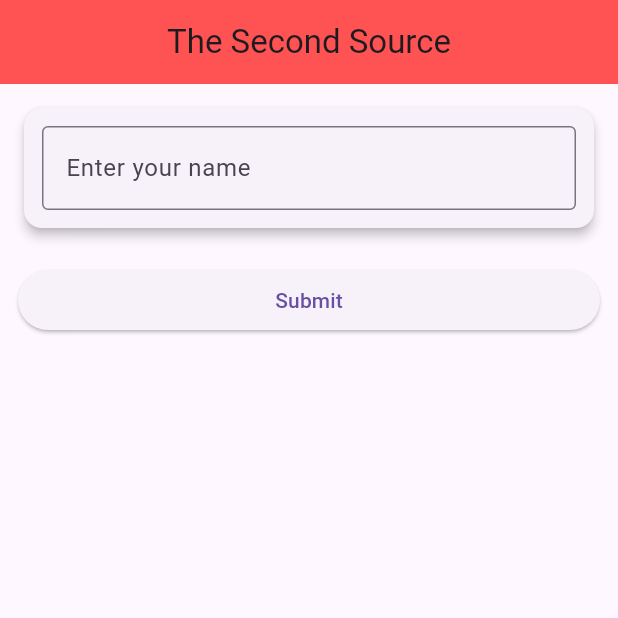
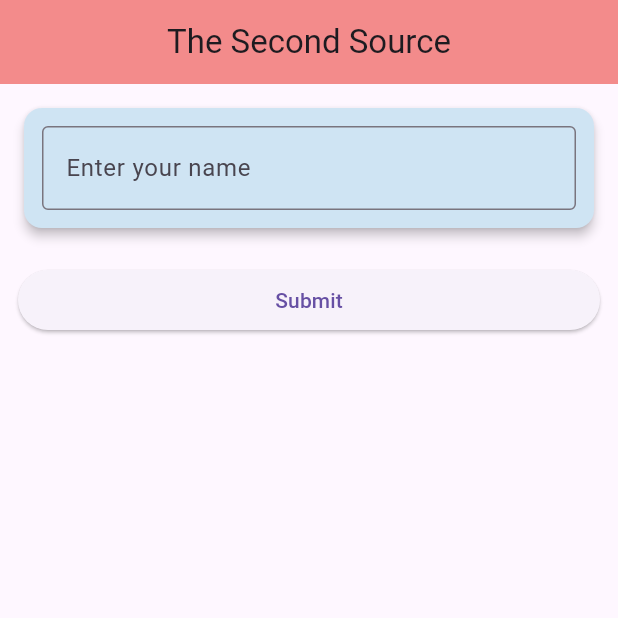
Before and after one commit to mdsamiulhaq03/fultter_test1, a Flutter app: the screen it shows after launch, on a phone screen of 412 x 824 dp, the top half of it. Run offline on Flutter 3.47's test engine with Material 3 defaults, Android fonts, the phone set to English and light mode, and no system bars.

Commit message:
Refactor WelcomePage UI: use const constructors for improved performance and consistency

```diff
--- a/flutter_test_1/lib/main.dart
+++ b/flutter_test_1/lib/main.dart
@@ -34,8 +34,8 @@ class _WelcomePageState extends State<WelcomePage> {
   Widget build(BuildContext context) {
     return Scaffold(
       appBar: AppBar(
-        title: Text('The Second Source'),
-        backgroundColor: Colors.redAccent,
+        title: const Text('The Second Source'),
+        backgroundColor: const Color.fromARGB(255, 243, 139, 139),
         centerTitle: true,
       ),
       body: Padding(
@@ -44,12 +44,13 @@ class _WelcomePageState extends State<WelcomePage> {
           crossAxisAlignment: CrossAxisAlignment.stretch,
           children: [
             Card(
+              color: const Color.fromARGB(255, 207, 228, 243),
               elevation: 3,
               child: Padding(
                 padding: const EdgeInsets.all(12.0),
                 child: TextField(
                   controller: nameController,
-                  decoration: InputDecoration(
+                  decoration: const InputDecoration(
                     labelText: 'Enter your name',
                     border: OutlineInputBorder(),
                   ),
@@ -57,7 +58,17 @@ class _WelcomePageState extends State<WelcomePage> {
               ),
             ),
             const SizedBox(height: 20),
-            ElevatedButton(onPressed: showWelcome, child: Text('Submit')),
+            ElevatedButton(onPressed: showWelcome, child: const Text('Submit')),
+            const SizedBox(height: 20),
+            if (welcomeText.isNotEmpty)
+              Text(
+                welcomeText,
+                style: const TextStyle(
+                  fontSize: 18,
+                  fontWeight: FontWeight.bold,
+                ),
+                textAlign: TextAlign.center,
+              ),
           ],
         ),
       ),
```
